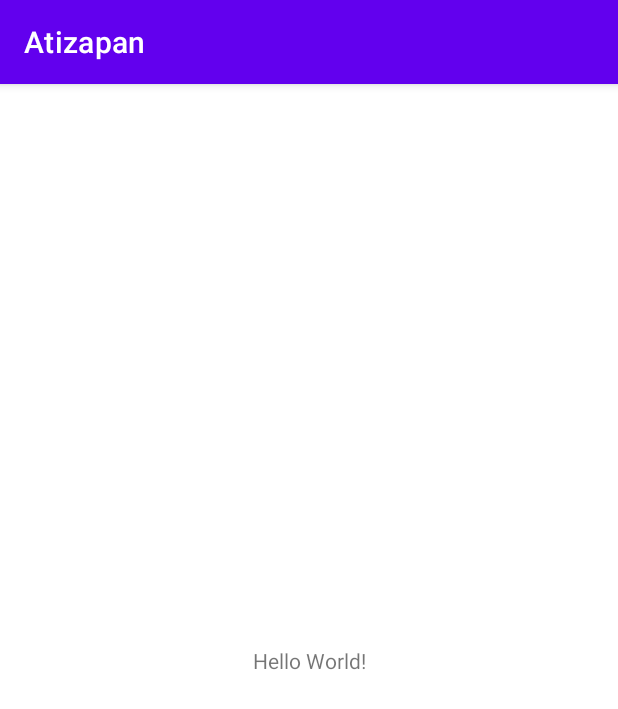
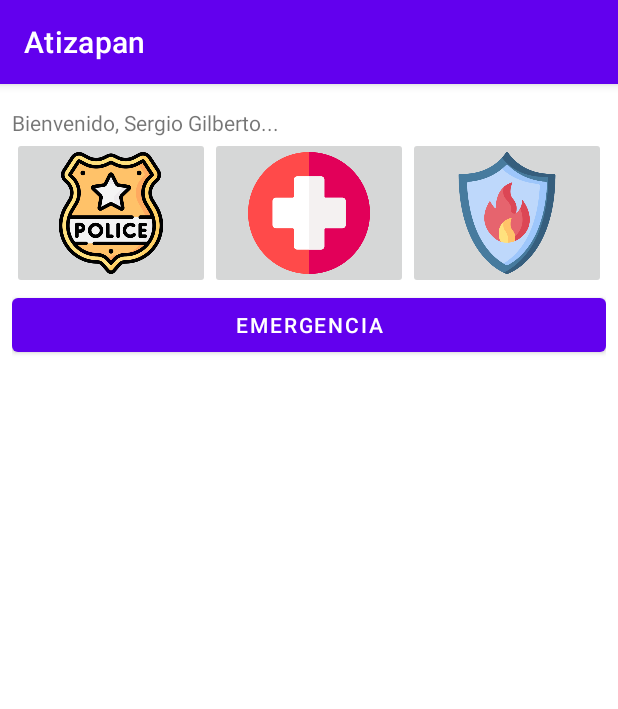
Before and after one commit to SergioGonzalez24/Proteccion-Civil-Atizapan-Desarrollo-Movil, an Android app: the screen it shows after launch (MainActivity), on a phone screen of 412 x 824 dp. Shown: the top 709 px of the screen. Run offline under Robolectric (Android 15) with nearby library versions, the phone set to English and light mode, and no system bars.

Commit message:
commit con algunos componentes en la pantalla menu

```diff
--- a/app/src/main/res/layout/activity_main.xml
+++ b/app/src/main/res/layout/activity_main.xml
@@ -6,13 +6,61 @@
     android:layout_height="match_parent"
     tools:context=".MainActivity">
 
-    <TextView
-        android:layout_width="wrap_content"
-        android:layout_height="wrap_content"
-        android:text="Hello World!"
+    <LinearLayout
+        android:layout_width="match_parent"
+        android:layout_height="match_parent"
+        android:layout_marginStart="8dp"
+        android:layout_marginTop="16dp"
+        android:layout_marginEnd="8dp"
+        android:layout_marginBottom="8dp"
+        android:orientation="vertical"
         app:layout_constraintBottom_toBottomOf="parent"
         app:layout_constraintEnd_toEndOf="parent"
         app:layout_constraintStart_toStartOf="parent"
-        app:layout_constraintTop_toTopOf="parent" />
+        app:layout_constraintTop_toTopOf="parent">
 
+        <TextView
+            android:id="@+id/textView"
+            android:layout_width="match_parent"
+            android:layout_height="wrap_content"
+            android:text="Bienvenido, Sergio Gilberto..." />
+
+        <LinearLayout
+            android:layout_width="match_parent"
+            android:layout_height="101dp"
+            android:orientation="horizontal">
+
+            <ImageButton
+                android:id="@+id/imageButton"
+                android:layout_width="match_parent"
+                android:layout_height="match_parent"
+                android:layout_weight="1"
+                android:scaleType="centerInside"
+                app:srcCompat="@drawable/policebadge" />
+
+            <ImageButton
+                android:id="@+id/imageButton2"
+                android:layout_width="match_parent"
+                android:layout_height="match_parent"
+                android:layout_weight="1"
+                android:scaleType="centerInside"
+                app:srcCompat="@drawable/medicine" />
+
+            <ImageButton
+                android:id="@+id/imageButton3"
+                android:layout_width="wrap_content"
+                android:layout_height="wrap_content"
+                android:layout_weight="1"
+                android:scaleType="centerInside"
+                app:srcCompat="@drawable/shield" />
+        </LinearLayout>
+
+        <Button
+            android:id="@+id/btnEmergencia"
+            android:layout_width="match_parent"
+            android:layout_height="wrap_content"
+            android:text="Emergencia"
+            android:textColor="#FFFFFF"
+            app:iconTint="#92B73A74" />
+    </LinearLayout>
 </androidx.constraintlayout.widget.ConstraintLayout>
```
Also changed, not shown: app/src/main/res/drawable/gear.png (added), app/src/main/res/drawable/hogar.png (added), app/src/main/res/drawable/medicine.png (added), app/src/main/res/drawable/news.png (added), app/src/main/res/drawable/policebadge.png (added), app/src/main/res/drawable/shield.png (added), app/src/main/res/drawable/telephone-directory.png (added), app/src/main/res/drawable/warning.png (added).
